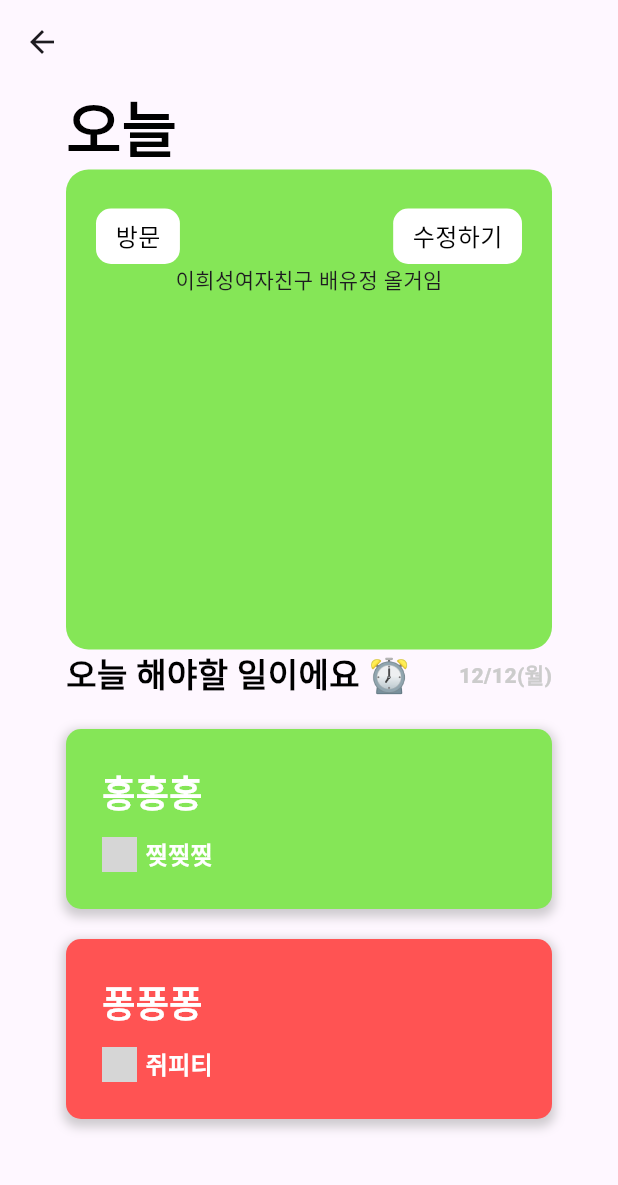
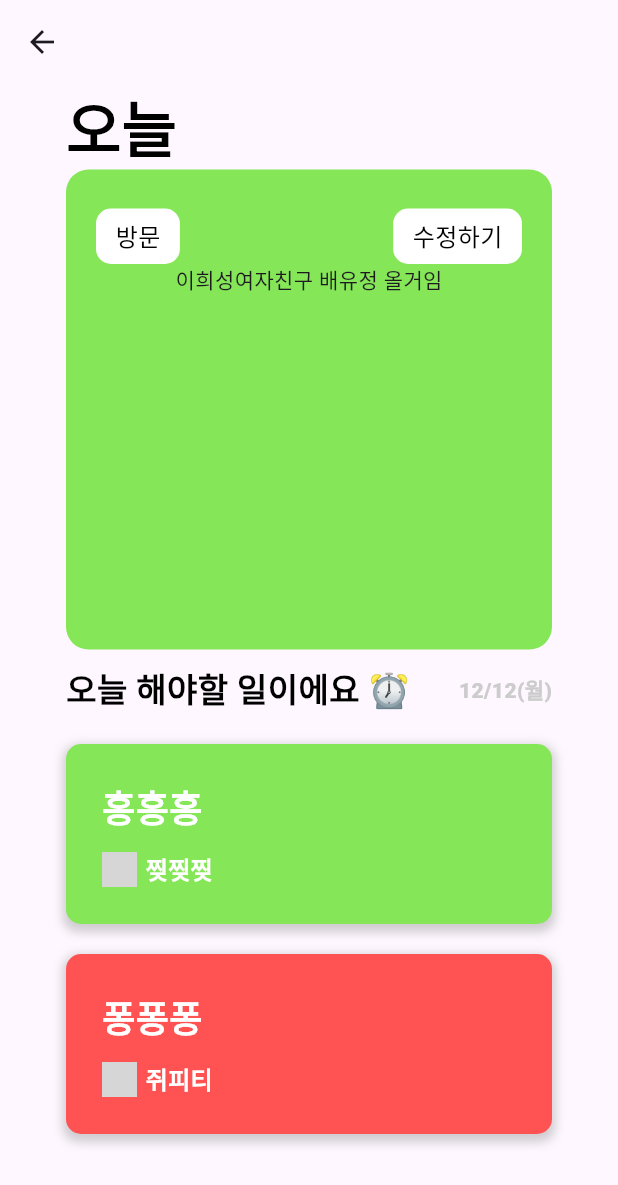
Before and after one commit to Living-Share/app_flutter, a Flutter app: the screen it shows after launch, on a phone screen of 412 x 824 dp. Shown: the top 1185 px of the screen. Run offline on Flutter 3.47's test engine with Material 3 defaults, Android fonts, the phone set to English and light mode, and no system bars; our stand-ins replace flutter_svg, get; network calls fail; Roboto replaces fonts that are missing (Pretendart); grey boxes are pictures that could not be loaded.

Commit message:
DESIGN: ui 개선

```diff
--- a/lib/ui/homePage/home_page.dart
+++ b/lib/ui/homePage/home_page.dart
@@ -24,10 +24,14 @@ class HomePage extends StatelessWidget {
                 style: TextStyles.main_title_100,
               ),
               EventBox(
-                  whoEvent: "이희성",
-                  whatEvent: "이희성여자친구 배유정 올거임",
-                  whenEvent: "2025.02.11",
-                  time: "05:12~04:12"),
+                whoEvent: "이희성",
+                whatEvent: "이희성여자친구 배유정 올거임",
+                whenEvent: "2025.02.11",
+                time: "05:12~04:12",
+              ),
+              const SizedBox(
+                height: 10.0,
+              ),
               const Row(
                 mainAxisAlignment: MainAxisAlignment.spaceBetween,
                 crossAxisAlignment: CrossAxisAlignment.center,
@@ -52,6 +56,9 @@ class HomePage extends StatelessWidget {
                 user_name: "쥐피티",
                 isDoWork: false,
               ),
+              const SizedBox(
+                height: 50.0,
+              ),
             ],
           ),
         ),
```
